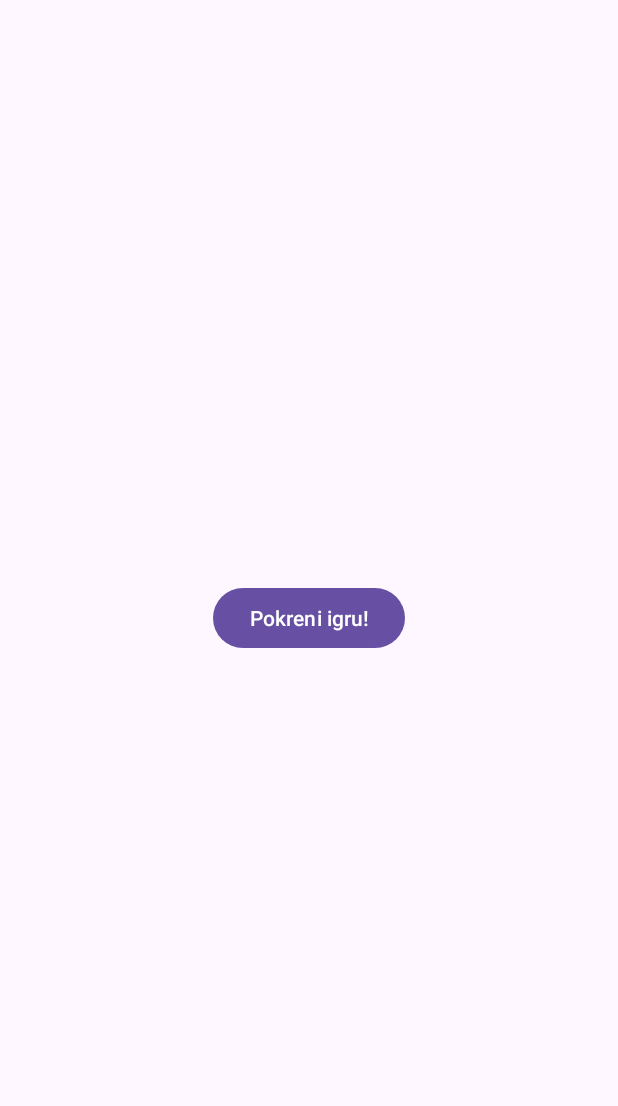
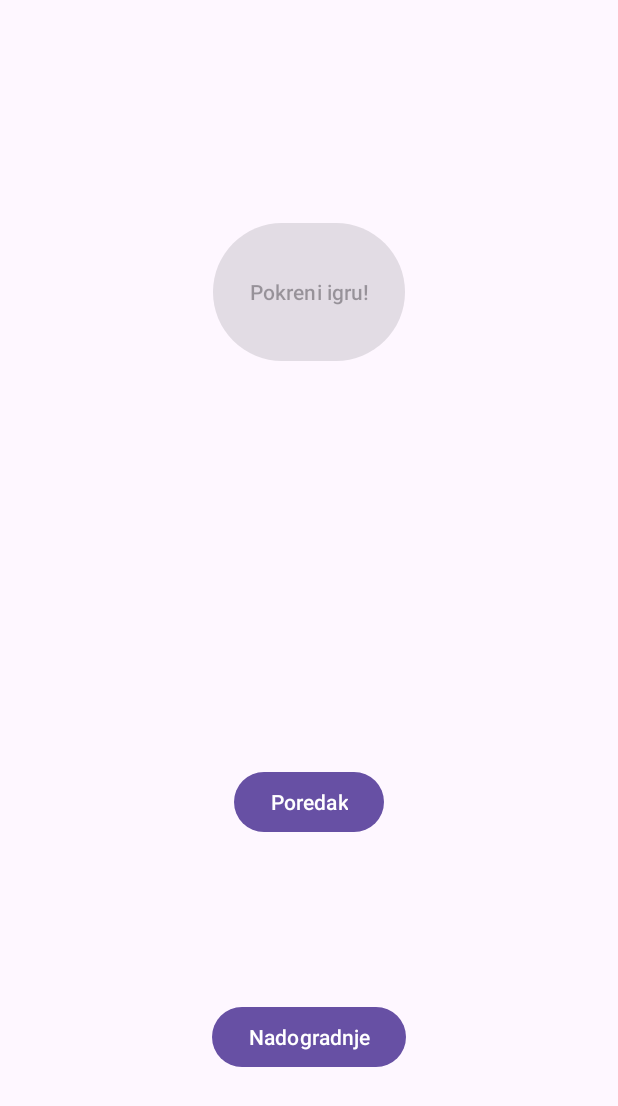
Before and after one commit to foivz/RMAI-24-Platformer, an Android app: the screen it shows after launch (MainActivity), on a phone screen of 412 x 824 dp. Shown: the top 1106 px of the screen. Run offline under Robolectric (Android 15) with nearby library versions, the phone set to English and light mode, and no system bars.

```diff
--- a/app/build.gradle.kts
+++ b/app/build.gradle.kts
@@ -36,6 +36,8 @@ android {
 }
 
 dependencies {
+    implementation("com.squareup.retrofit2:retrofit:2.11.0")
+    implementation("com.squareup.retrofit2:converter-gson:2.11.0")
 
     implementation(libs.androidx.core.ktx)
     implementation(libs.androidx.appcompat)
--- a/app/src/main/AndroidManifest.xml
+++ b/app/src/main/AndroidManifest.xml
@@ -2,7 +2,9 @@
 <manifest xmlns:android="http://schemas.android.com/apk/res/android"
     xmlns:tools="http://schemas.android.com/tools">
 
+    <uses-permission  android:name="android.permission.INTERNET" />
     <application
+        android:usesCleartextTraffic="true"
         android:allowBackup="true"
         android:dataExtractionRules="@xml/data_extraction_rules"
         android:fullBackupContent="@xml/backup_rules"
--- a/app/src/main/java/com/hr/foi/rmai_platformer/MainActivity.kt
+++ b/app/src/main/java/com/hr/foi/rmai_platformer/MainActivity.kt
@@ -2,14 +2,41 @@ package com.hr.foi.rmai_platformer
 
 import android.content.Intent
 import android.os.Bundle
+import android.util.Log
 import android.widget.Button
 import androidx.activity.enableEdgeToEdge
 import androidx.appcompat.app.AppCompatActivity
 import androidx.core.view.ViewCompat
 import androidx.core.view.WindowInsetsCompat
+import com.hr.foi.rmai_platformer.entities.PlayerState
+import com.hr.foi.rmai_platformer.ws.NetworkService
+import com.hr.foi.rmai_platformer.ws.Perk
+import retrofit2.Call
+import retrofit2.Callback
+import retrofit2.Response
 
 class MainActivity : AppCompatActivity() {
     private lateinit var btnStartGame: Button
+    private lateinit var btnOpenLeaderboard: Button
+    private lateinit var btnOpenUnlocks: Button
+
+    private val username = "Lovro"
+
+    private fun getUnlocks(username: String) {
+        val call: Call<List<Perk>> = NetworkService.unlocksService.getUnlocksForUser(username)
+        call.enqueue(object : Callback<List<Perk>> {
+            override fun onResponse(call: Call<List<Perk>>, response: Response<List<Perk>>) {
+                response.body()?.let { perks ->
+                    btnStartGame.isEnabled = true
+                    PlayerState.setPerkList(perks)
+                }
+            }
+
+            override fun onFailure(call: Call<List<Perk>>, t: Throwable) {
+                Log.e("Unlocks", "Request failed: " + t.message)
+            }
+        })
+    }
 
     override fun onCreate(savedInstanceState: Bundle?) {
         super.onCreate(savedInstanceState)
@@ -20,5 +47,19 @@ class MainActivity : AppCompatActivity() {
             val i = Intent(this, GameActivity::class.java)
             startActivity(i)
         }
+
+        btnOpenLeaderboard = findViewById(R.id.btnOpenLeaderboard)
+        btnOpenLeaderboard.setOnClickListener {
+            val i = Intent(this, LeaderboardActivity::class.java)
+            startActivity(i)
+        }
+
+        btnOpenUnlocks = findViewById(R.id.btnOpenUpgrades)
+        btnOpenUnlocks.setOnClickListener {
+            val i = Intent(this, UnlocksActivity::class.java)
+            startActivity(i)
+        }
+
+        getUnlocks(username)
     }
 }
--- a/app/src/main/java/com/hr/foi/rmai_platformer/levels/LevelManager.kt
+++ b/app/src/main/java/com/hr/foi/rmai_platformer/levels/LevelManager.kt
@@ -8,7 +8,9 @@ import com.hr.foi.rmai_platformer.entities.ExtraLife
 import com.hr.foi.rmai_platformer.entities.Fire
 import com.hr.foi.rmai_platformer.entities.GameObject
 import com.hr.foi.rmai_platformer.entities.Guard
+import com.hr.foi.rmai_platformer.entities.MachineGunUpgrade
 import com.hr.foi.rmai_platformer.entities.Player
+import com.hr.foi.rmai_platformer.entities.PlayerState
 import com.hr.foi.rmai_platformer.entities.Teleport
 import com.hr.foi.rmai_platformer.entities.platforms.Brick
 import com.hr.foi.rmai_platformer.entities.platforms.Coal
@@ -89,6 +91,7 @@ class LevelManager(level: String, context: Context, pixelsPerMeter: Int, playerX
             'm' -> 19
             'z' -> 20
             'f' -> 21
+            'u' -> 22
             else -> 0
         }
     }
@@ -131,6 +134,9 @@ class LevelManager(level: String, context: Context, pixelsPerMeter: Int, playerX
                             't' -> {
                                 teleportIndex++
                                 gameObjects.add(Teleport(j, i, currentLevel!!.locations[teleportIndex]))
+                            }
+                            'u' -> {
+                                if (PlayerState.hasRateOfFireUpgrade()) gameObjects.add(MachineGunUpgrade(j, i))
                             }
                         }
 
--- /dev/null
+++ b/app/src/main/java/com/hr/foi/rmai_platformer/ws/BraintreeService.kt
@@ -0,0 +1,9 @@
+package com.hr.foi.rmai_platformer.ws
+
+import retrofit2.Call
+import retrofit2.http.GET
+import retrofit2.http.POST
+
+interface BraintreeService {
+
+}
--- /dev/null
+++ b/app/src/main/java/com/hr/foi/rmai_platformer/ws/LeaderboardService.kt
@@ -0,0 +1,5 @@
+package com.hr.foi.rmai_platformer.ws
+
+interface LeaderboardService {
+
+}
--- /dev/null
+++ b/app/src/main/java/com/hr/foi/rmai_platformer/ws/NetworkService.kt
@@ -0,0 +1,17 @@
+package com.hr.foi.rmai_platformer.ws
+
+import retrofit2.Retrofit
+import retrofit2.converter.gson.GsonConverterFactory
+
+object NetworkService {
+    private const val BASE_URL = "http://158.180.45.98/"
+
+    private var instance: Retrofit = Retrofit.Builder()
+        .baseUrl(BASE_URL)
+        .addConverterFactory(GsonConverterFactory.create())
+        .build()
+
+    val braintreeService: BraintreeService = instance.create(BraintreeService::class.java)
+    val leaderboardService: LeaderboardService = instance.create(LeaderboardService::class.java)
+    val unlocksService: UnlocksService = instance.create(UnlocksService::class.java)
+}
--- a/app/src/main/res/layout/activity_main.xml
+++ b/app/src/main/res/layout/activity_main.xml
@@ -10,11 +10,35 @@
     <Button
         android:id="@+id/btnStartGame"
         android:layout_width="wrap_content"
-        android:layout_height="wrap_content"
+        android:layout_height="100dp"
         android:text="Pokreni igru!"
         app:layout_constraintBottom_toBottomOf="parent"
         app:layout_constraintEnd_toEndOf="parent"
         app:layout_constraintStart_toStartOf="parent"
-        app:layout_constraintTop_toTopOf="parent" />
+        app:layout_constraintTop_toTopOf="parent"
+        app:layout_constraintVertical_bias="0.2"
+        android:enabled="false"
+        />
+
+    <Button
+        android:id="@+id/btnOpenLeaderboard"
+        android:layout_width="wrap_content"
+        android:layout_height="wrap_content"
+        android:text="Poredak"
+        app:layout_constraintBottom_toBottomOf="parent"
+        app:layout_constraintEnd_toEndOf="parent"
+        app:layout_constraintStart_toStartOf="parent"
+        app:layout_constraintTop_toBottomOf="@+id/btnStartGame" />
+
+    <Button
+        android:id="@+id/btnOpenUpgrades"
+        android:layout_width="wrap_content"
+        android:layout_height="wrap_content"
+        android:text="Nadogradnje"
+        app:layout_constraintBottom_toBottomOf="parent"
+        app:layout_constraintEnd_toEndOf="parent"
+        app:layout_constraintStart_toStartOf="parent"
+        app:layout_constraintTop_toBottomOf="@+id/btnOpenLeaderboard" />
+
 
 </androidx.constraintlayout.widget.ConstraintLayout>
```
Also changed, not shown: app/src/main/java/com/hr/foi/rmai_platformer/LeaderboardActivity.kt (added, +20 -0 lines), app/src/main/java/com/hr/foi/rmai_platformer/UnlocksActivity.kt (added, +11 -0 lines), app/src/main/java/com/hr/foi/rmai_platformer/entities/MachineGunUpgrade.kt (added, +12 -0 lines), app/src/main/java/com/hr/foi/rmai_platformer/views/GameView.kt (+16 -2 lines), app/src/main/java/com/hr/foi/rmai_platformer/ws/UnlocksService.kt (added, +13 -0 lines), app/src/main/res/layout/activity_leaderboard.xml (added, +10 -0 lines), app/src/main/res/layout/activity_unlocks.xml (added, +10 -0 lines).
